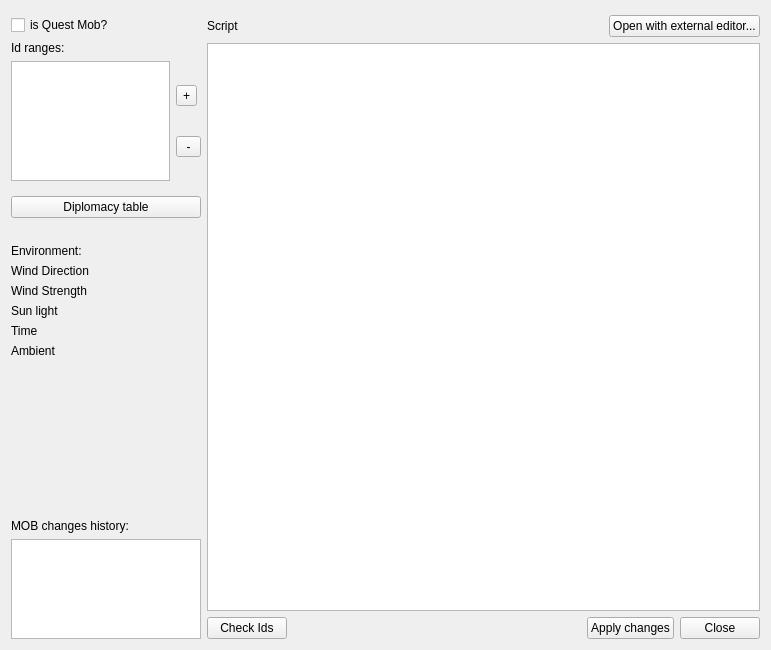
Above: mob_parameters.ui from konstvest/ei_maper before the change. Below: the same form after it.
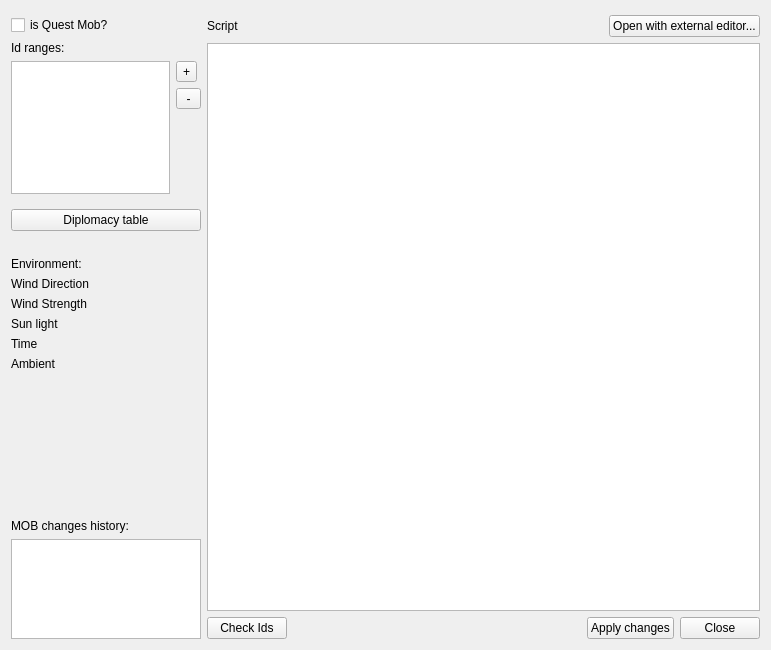
That is the form after the change.

```diff
--- a/mob_parameters.ui
+++ b/mob_parameters.ui
@@ -112,6 +112,19 @@
            </property>
           </widget>
          </item>
+         <item>
+          <spacer name="verticalSpacer">
+           <property name="orientation">
+            <enum>Qt::Vertical</enum>
+           </property>
+           <property name="sizeHint" stdset="0">
+            <size>
+             <width>20</width>
+             <height>40</height>
+            </size>
+           </property>
+          </spacer>
+         </item>
         </layout>
        </item>
       </layout>
```
